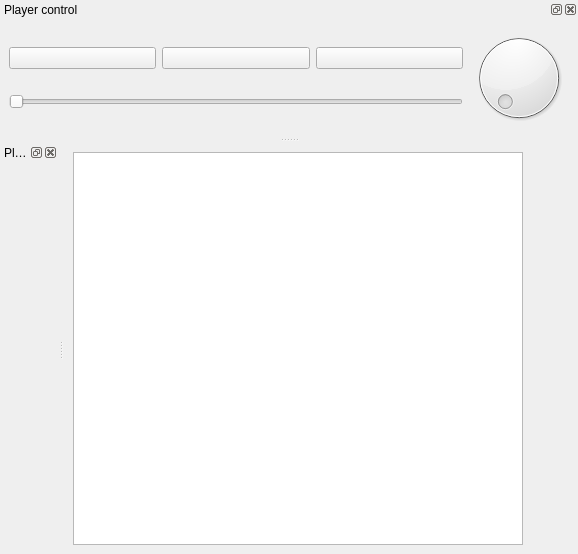
Above: ui/mainwindow.ui from ltworf/scurpiddu before the change. Below: the same form after it.
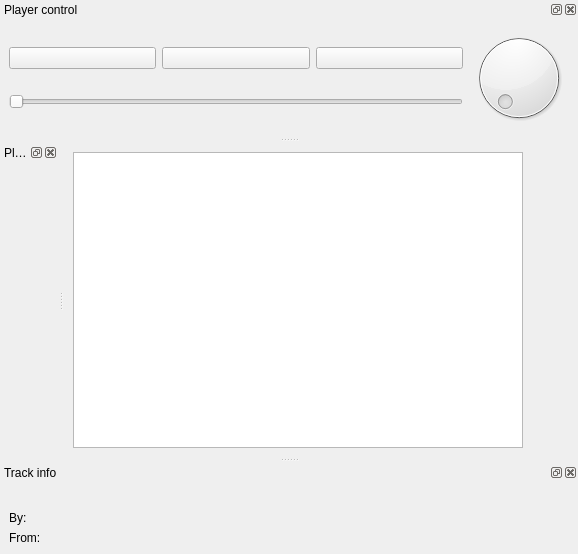
That is the form after the change. Icons and pictures are not drawn. Custom widgets are drawn as their Qt base class.

Commit message: Current track info

What changed in the file:
```diff
--- a/ui/mainwindow.ui
+++ b/ui/mainwindow.ui
@@ -202,6 +202,53 @@
     </layout>
    </widget>
   </widget>
+  <widget class="QDockWidget" name="dockWidget_2">
+   <property name="windowTitle">
+    <string>Track info</string>
+   </property>
+   <attribute name="dockWidgetArea">
+    <number>8</number>
+   </attribute>
+   <widget class="QWidget" name="dockWidgetContents_2">
+    <layout class="QFormLayout" name="formLayout">
+     <item row="0" column="1">
+      <widget class="QLabel" name="lblTitle">
+       <property name="text">
+        <string/>
+       </property>
+      </widget>
+     </item>
+     <item row="1" column="0">
+      <widget class="QLabel" name="label_2">
+       <property name="text">
+        <string>By:</string>
+       </property>
+      </widget>
+     </item>
+     <item row="1" column="1">
+      <widget class="QLabel" name="lblArtist">
+       <property name="text">
+        <string/>
+       </property>
+      </widget>
+     </item>
+     <item row="2" column="0">
+      <widget class="QLabel" name="label_4">
+       <property name="text">
+        <string>From:</string>
+       </property>
+      </widget>
+     </item>
+     <item row="2" column="1">
+      <widget class="QLabel" name="lblAlbum">
+       <property name="text">
+        <string/>
+       </property>
+      </widget>
+     </item>
+    </layout>
+   </widget>
+  </widget>
  </widget>
  <customwidgets>
   <customwidget>
```
The commit also changes 4 other files.
